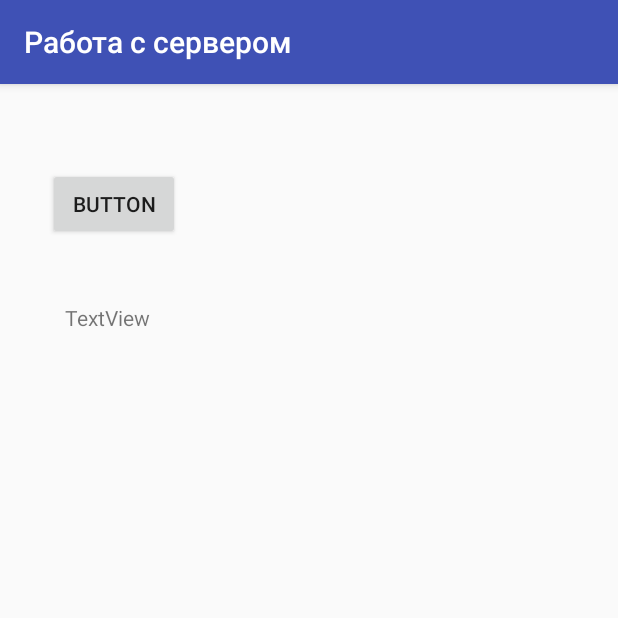
After one commit to devymatty/lessons-multifeatures, an Android app: the ServerActivity screen opened directly, with no data from a screen before it, on a phone screen of 412 x 824 dp, the top half of it. The commit adds this screen. Run offline under Robolectric (Android 15) with nearby library versions, the phone set to English and light mode, and no system bars.

```diff
--- a/app/build.gradle
+++ b/app/build.gradle
@@ -13,7 +13,7 @@ android {
     buildTypes {
         release {
             minifyEnabled false
-            proguardFiles getDefaultProguardFile('proguard-android.txt'), 'proguard-rules.pro'
+            proguardFiles getDefaultProguardFile('proguard-android-optimize.txt'), 'proguard-rules.pro'
         }
     }
 }
@@ -25,4 +25,8 @@ dependencies {
     testImplementation 'junit:junit:4.12'
     androidTestImplementation 'com.android.support.test:runner:1.0.2'
     androidTestImplementation 'com.android.support.test.espresso:espresso-core:3.0.2'
+
+    implementation 'com.squareup.retrofit2:retrofit:2.5.0'
+    implementation 'com.squareup.retrofit2:converter-gson:2.3.0'
+    implementation 'com.squareup.okhttp3:logging-interceptor:3.8.0'
 }
--- a/app/src/main/AndroidManifest.xml
+++ b/app/src/main/AndroidManifest.xml
@@ -2,6 +2,8 @@
 <manifest xmlns:android="http://schemas.android.com/apk/res/android"
     xmlns:tools="http://schemas.android.com/tools"
     package="ru.redgeeks.lessons.multifeatures">
+
+    <uses-permission android:name="android.permission.INTERNET"/>
 
     <application
         android:allowBackup="true"
@@ -32,5 +34,8 @@
         <activity android:name=".MigrateDetailActivity"
             android:label="Передача данных между экранами - Второй экран">
         </activity>
+        <activity android:name=".ServerActivity"
+            android:label="Работа с сервером">
+        </activity>
     </application>
 </manifest>
--- /dev/null
+++ b/app/src/main/res/layout/activity_server.xml
@@ -0,0 +1,28 @@
+<?xml version="1.0" encoding="utf-8"?>
+<android.support.constraint.ConstraintLayout xmlns:android="http://schemas.android.com/apk/res/android"
+    xmlns:app="http://schemas.android.com/apk/res-auto"
+    xmlns:tools="http://schemas.android.com/tools"
+    android:layout_width="match_parent"
+    android:layout_height="match_parent">
+
+    <Button
+        android:id="@+id/button20"
+        android:layout_width="wrap_content"
+        android:layout_height="wrap_content"
+        android:layout_marginStart="32dp"
+        android:layout_marginTop="56dp"
+        android:onClick="clickButton"
+        android:text="Button"
+        app:layout_constraintStart_toStartOf="parent"
+        app:layout_constraintTop_toTopOf="parent" />
+
+    <TextView
+        android:id="@+id/textViewServerResult"
+        android:layout_width="wrap_content"
+        android:layout_height="wrap_content"
+        android:layout_marginStart="43dp"
+        android:layout_marginTop="42dp"
+        android:text="TextView"
+        app:layout_constraintStart_toStartOf="parent"
+        app:layout_constraintTop_toBottomOf="@+id/button20" />
+</android.support.constraint.ConstraintLayout>
--- a/app/src/main/res/values/strings.xml
+++ b/app/src/main/res/values/strings.xml
@@ -25,4 +25,5 @@
     <string name="migr_string_placeholder">Значение String</string>
     <string name="migr_int_placeholder">Значение Int</string>
     <string name="null_value">Отсутствует</string>
+    <string name="main_work_server">Работа с сервером</string>
 </resources>
--- a/build.gradle
+++ b/build.gradle
@@ -1,14 +1,14 @@
 // Top-level build file where you can add configuration options common to all sub-projects/modules.
 
 buildscript {
-
     repositories {
         google()
         jcenter()
+//        mavenCentral()
+//        maven { url 'https://jitpack.io' }
     }
     dependencies {
         classpath 'com.android.tools.build:gradle:3.3.0'
-
 
         // NOTE: Do not place your application dependencies here; they belong
         // in the individual module build.gradle files
@@ -19,6 +19,7 @@ allprojects {
     repositories {
         google()
         jcenter()
+
     }
 }
 
```
Also changed, not shown: app/src/main/java/ru/redgeeks/lessons/multifeatures/MainActivity.java (+8 -5 lines), app/src/main/java/ru/redgeeks/lessons/multifeatures/ServerActivity.java (added, +48 -0 lines), app/src/main/java/ru/redgeeks/lessons/multifeatures/netlibrary/JSONPlaceHolderApi.java (added, +24 -0 lines), app/src/main/java/ru/redgeeks/lessons/multifeatures/netlibrary/NetworkService.java (added, +40 -0 lines), app/src/main/java/ru/redgeeks/lessons/multifeatures/netlibrary/Post.java (added, +51 -0 lines), app/src/main/res/layout/activity_main.xml (+7 -0 lines).
